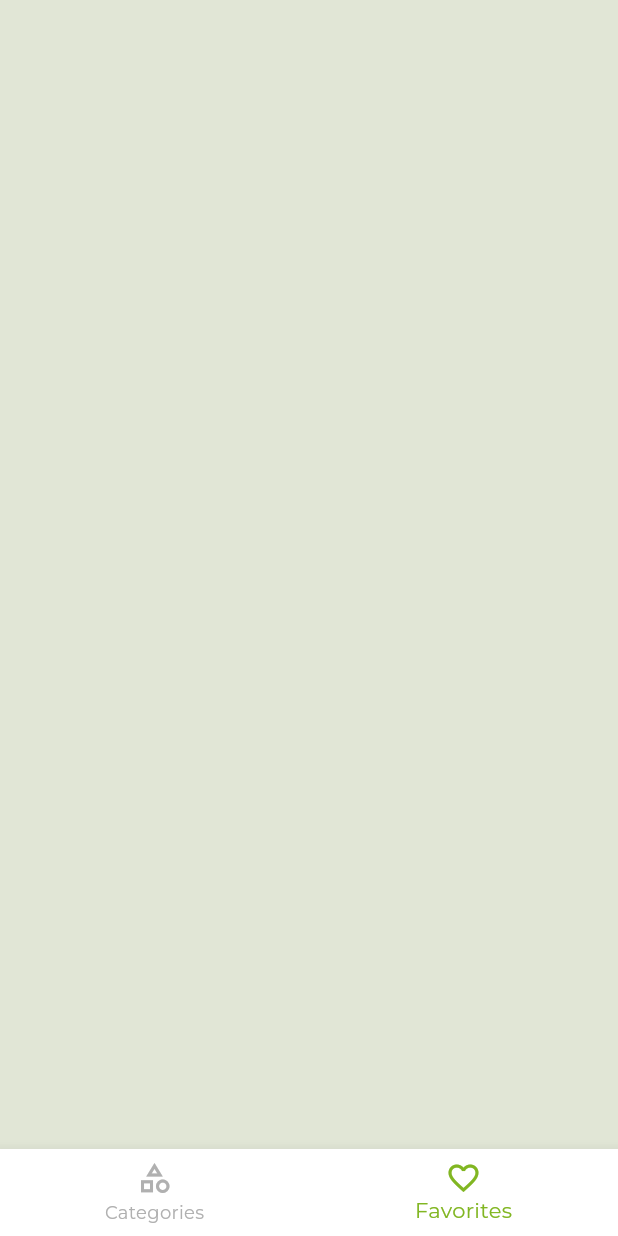
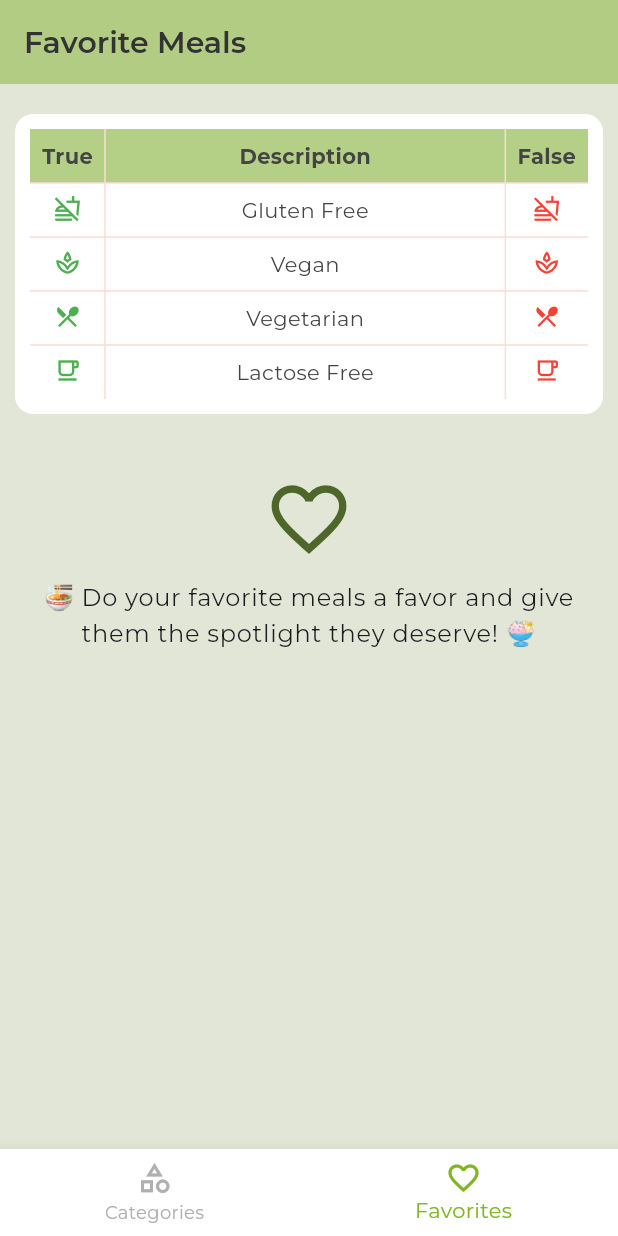
Before and after one commit to Anndderssonn/Spoonie, a Flutter app: the screen it shows after launch, item 2 of the bottom bar chosen, on a phone screen of 412 x 824 dp. Run offline on Flutter 3.47's test engine with Material 3 defaults, Android fonts, the phone set to English and light mode, and no system bars; our stand-ins replace flutter_riverpod, go_router, google_fonts, transparent_image.

Commit message:
feat: Add Favorite View

```diff
--- a/lib/infrastructure/models/dummies/local_meals_dummy.dart
+++ b/lib/infrastructure/models/dummies/local_meals_dummy.dart
@@ -1,3 +1,5 @@
+import 'package:flutter/material.dart';
+import 'package:spoonie/domain/entities/entities.dart';
 import 'package:spoonie/domain/enums/enums.dart';
 
 class MealsDummy {
@@ -101,3 +103,10 @@ class EnumValues<T> {
     return reverseMap;
   }
 }
+
+final List<DietOption> dietaryOptions = [
+  DietOption(label: 'Gluten Free', icon: Icons.no_food_outlined),
+  DietOption(label: 'Vegan', icon: Icons.spa_outlined),
+  DietOption(label: 'Vegetarian', icon: Icons.restaurant_menu_outlined),
+  DietOption(label: 'Lactose Free', icon: Icons.free_breakfast_outlined),
+];
--- /dev/null
+++ b/lib/presentation/widgets/meals/dietary_table.dart
@@ -0,0 +1,97 @@
+import 'package:flutter/material.dart';
+import 'package:spoonie/infrastructure/models/models.dart';
+
+class DietaryTable extends StatelessWidget {
+  const DietaryTable({super.key});
+
+  @override
+  Widget build(BuildContext context) {
+    final colors = Theme.of(context).colorScheme;
+
+    return SizedBox(
+      height: 220,
+      child: Card(
+        margin: EdgeInsets.all(10),
+        elevation: 0,
+        color: colors.onPrimary,
+        child: Padding(
+          padding: const EdgeInsets.all(10),
+          child: Table(
+            columnWidths: const {
+              0: IntrinsicColumnWidth(),
+              1: FlexColumnWidth(),
+              2: IntrinsicColumnWidth(),
+            },
+            border: TableBorder.symmetric(
+              inside: BorderSide(color: colors.errorContainer),
+            ),
+            children: [
+              TableRow(
+                decoration: BoxDecoration(color: colors.inversePrimary),
+                children: [
+                  _BuildHeaderCell(title: 'True'),
+                  _BuildHeaderCell(title: 'Description'),
+                  _BuildHeaderCell(title: 'False'),
+                ],
+              ),
+              ...dietaryOptions.map((option) {
+                return TableRow(
+                  children: [
+                    _BuildIconCell(icon: option.icon, color: Colors.green),
+                    _BuildDescriptionCell(description: option.label),
+                    _BuildIconCell(icon: option.icon, color: Colors.red),
+                  ],
+                );
+              }),
+            ],
+          ),
+        ),
+      ),
+    );
+  }
+}
+
+class _BuildHeaderCell extends StatelessWidget {
+  final String title;
+
+  const _BuildHeaderCell({required this.title});
+
+  @override
+  Widget build(BuildContext context) {
+    return Padding(
+      padding: const EdgeInsets.all(8.0),
+      child: Center(
+        child: Text(title, style: const TextStyle(fontWeight: FontWeight.bold)),
+      ),
+    );
+  }
+}
+
+class _BuildDescriptionCell extends StatelessWidget {
+  final String description;
+
+  const _BuildDescriptionCell({required this.description});
+
+  @override
+  Widget build(BuildContext context) {
+    return Padding(
+      padding: const EdgeInsets.all(8.0),
+      child: Center(child: Text(description)),
+    );
+  }
+}
+
+class _BuildIconCell extends StatelessWidget {
+  final IconData icon;
+  final Color color;
+
+  const _BuildIconCell({required this.icon, required this.color});
+
+  @override
+  Widget build(BuildContext context) {
+    return Padding(
+      padding: const EdgeInsets.all(8.0),
+      child: Center(child: Icon(icon, color: color, size: 18)),
+    );
+  }
+}
--- /dev/null
+++ b/lib/presentation/widgets/shared/no_items.dart
@@ -0,0 +1,32 @@
+import 'package:flutter/material.dart';
+
+class NoItems extends StatelessWidget {
+  final String description;
+
+  const NoItems({super.key, required this.description});
+
+  @override
+  Widget build(BuildContext context) {
+    final colors = Theme.of(context).colorScheme;
+    final textStyles = Theme.of(context).textTheme;
+
+    return Padding(
+      padding: const EdgeInsets.all(20),
+      child: Center(
+        child: Column(
+          mainAxisAlignment: MainAxisAlignment.center,
+          crossAxisAlignment: CrossAxisAlignment.center,
+          children: [
+            Icon(Icons.favorite_outline_sharp, size: 60, color: colors.primary),
+            const SizedBox(height: 10),
+            Text(
+              description,
+              style: textStyles.bodyLarge,
+              textAlign: TextAlign.center,
+            ),
+          ],
+        ),
+      ),
+    );
+  }
+}
--- a/lib/presentation/widgets/widgets.dart
+++ b/lib/presentation/widgets/widgets.dart
@@ -1,7 +1,9 @@
 export 'categories/category_grid_item.dart';
+export 'meals/dietary_table.dart';
+export 'meals/meal_item_trait.dart';
 export 'meals/meal_item.dart';
-export 'meals/meal_item_trait.dart';
 export 'shared/custom_appbar.dart';
 export 'shared/custom_bottom_navigation.dart';
 export 'shared/loading.dart';
+export 'shared/no_items.dart';
 export 'shared/side_menu.dart';
```
Also changed, not shown: lib/domain/entities/meal.dart (+8 -0 lines), lib/presentation/views/favorites/favorites_view.dart (+111 -4 lines).
